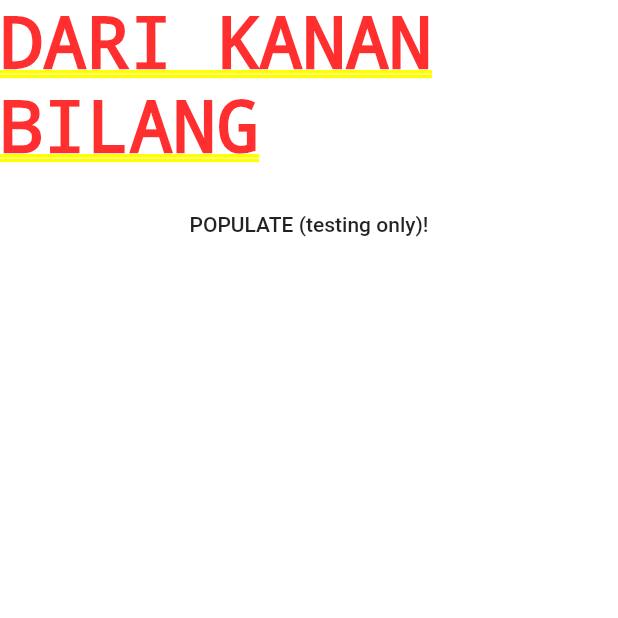
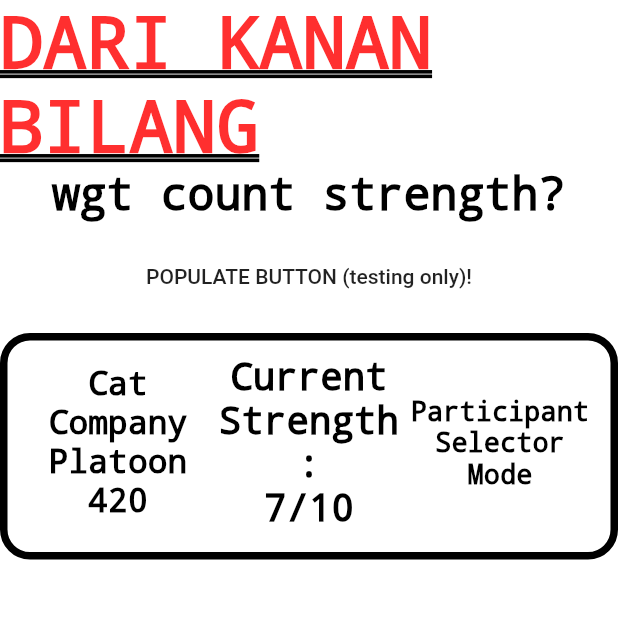
Before and after one commit to kokrui/DariKananBilang, a Flutter app: the screen it shows after launch, on a phone screen of 412 x 824 dp, the top half of it. Run offline on Flutter 3.47's test engine with Material 2 defaults, Android fonts, the phone set to English and light mode, and no system bars; drawn by our look-alikes of auto_size_text; our stand-ins replace sqflite; accounts and stored records are empty.

Commit message:
added group functionality

```diff
--- a/lib/main.dart
+++ b/lib/main.dart
@@ -4,24 +4,20 @@ import 'package:path/path.dart';
 import 'package:sqflite/sqflite.dart';
 import 'package:auto_size_text/auto_size_text.dart';
 
-
-
 var personnelButtonList = new List<Widget>();
-var personnelList = ["Kok Rui","Sujith Harirajan","PTE Ian","ayyylmao","okalrightok"];
+var personnelList = [
+  "Jon Doe",
+  "Much Longer Name",
+  "Jane Doe",
+  "lolololol",
+  "ha ha ha ha ha"
+];
 
 void main() => runApp(SignUpApp());
 
-enum StatusType {
-
-  none,
-  permEx,
-  tempEx,
-  bothEx,
-  mc
-}
+enum StatusType { none, permEx, tempEx, bothEx, mc }
 
 class Personnel {
-
   final int id;
   final String name;
   final StatusType status;
@@ -30,14 +26,21 @@ class Personnel {
   final String mcDetails;
   final int groupId;
 
-  Personnel({this.id,this.name,this.status,this.permStatusDetails,this.tempStatusDetails,this.mcDetails,this.groupId});
+  Personnel(
+      {this.id,
+      this.name,
+      this.status,
+      this.permStatusDetails,
+      this.tempStatusDetails,
+      this.mcDetails,
+      this.groupId});
 }
 
 class PersonnelGroup {
   final int id;
   final int groupName;
 
-  PersonnelGroup({this.id,this.groupName});
+  PersonnelGroup({this.id, this.groupName});
 }
 
 class SignUpApp extends StatelessWidget {
@@ -47,19 +50,14 @@ class SignUpApp extends StatelessWidget {
         routes: {
           '/': (context) => StrengthScreen(),
           '/welcome': (context) => WelcomeScreen(),
-
         },
         theme: ThemeData(
           buttonTheme: ButtonThemeData(
             minWidth: 150.0,
             height: 75.0,
-
           ),
-
-      )
-    );
+        ));
   }
-
 }
 
 class SignUpScreen extends StatelessWidget {
@@ -79,24 +77,67 @@ class SignUpScreen extends StatelessWidget {
   }
 }
 
-/*class GroupCard extends StatefulWidget{
+class GroupCard extends StatefulWidget {
   @override
   _GroupState createState() => _GroupState();
 
-  const GroupCard(
+  const GroupCard({
     Key key,
-      this.
-      ) : super(key:key);
+    this.showStrength = true,
+    @required this.childrenPersonnel,
+    this.spacing = 8.0,
+    this.runSpacing = 4.0,
+    @required this.groupName,
+  }) : super(key: key);
 
-  final bool showTot;
-  final bool showCur;
+  final bool showStrength;
+  final List<Widget> childrenPersonnel;
+  final double spacing;
+  final double runSpacing;
+  final String groupName;
 }
 
-class _GroupState extends State<GroupCard>{
+class _GroupState extends State<GroupCard> {
+  @override
+  Widget build(BuildContext context) {
+    return Container(
+        padding: EdgeInsets.all(10.0),
+        decoration: BoxDecoration(
+            border: Border.all(color: Colors.black, width: 5.0),
+            borderRadius: BorderRadius.all(Radius.circular(20))),
+        child: Padding(padding:EdgeInsets.only(bottom: 5.0),child:Column(children: [
+          Row(
+            mainAxisAlignment: MainAxisAlignment.center,
 
-}*/
+            children: [
+              Expanded(child:Container(alignment: Alignment.center,child:Text(widget.groupName,style: TextStyle(
+                  color: Colors.black,
+                  decoration: TextDecoration.none,
+                  fontSize: 22),textAlign: TextAlign.center))),
+              Expanded(child:Container(alignment: Alignment.center,child:AutoSizeText("Current Strength:\n7/10",style: TextStyle(
+                  color: Colors.black,
+                  decoration: TextDecoration.none,
+                  fontSize: 25),textAlign: TextAlign.center,))),
+              Expanded(child:Container(alignment: Alignment.center,child:AutoSizeText("Participant Selector Mode",style: TextStyle(
+                  color: Colors.black,
+                  decoration: TextDecoration.none,
+                  fontSize: 18),textAlign: TextAlign.center)))
+            ],
+          ),
+          Wrap(
 
-class PersonnelCard extends StatefulWidget{
+            children: widget.childrenPersonnel,
+            spacing: widget.spacing,
+            runSpacing: widget.runSpacing,
+          ),
+        ])
+        )
+
+    );
+  }
+}
+
+class PersonnelCard extends StatefulWidget {
   @override
   _PersonnelState createState() => _PersonnelState();
 
@@ -108,9 +149,7 @@ class PersonnelCard extends StatefulWidget{
     this.permStatusDetails,
     this.mcDetails,
     @required this.groupId,
-
-
-}) : super(key:key);
+  }) : super(key: key);
 
   final StatusType status;
   final String name;
@@ -118,114 +157,162 @@ class PersonnelCard extends StatefulWidget{
   final String tempStatusDetails;
   final String mcDetails;
   final int groupId;
-
 }
 
-class _PersonnelState extends State<PersonnelCard>{
-  bool pressed=false;
+class _PersonnelState extends State<PersonnelCard> {
+  bool pressed = false;
+
   @override
   Widget build(BuildContext context) {
     return RaisedButton(
-      color: ((){
-        switch(widget.status){
-          case StatusType.mc:return Colors.red;break;
-          case StatusType.tempEx: return Colors.orange;break;
-          case StatusType.none: return Colors.green;break;
+        color: (() {
+          switch (widget.status) {
+            case StatusType.mc:
+              return Colors.red;
+              break;
+            case StatusType.tempEx:
+              return Colors.orange;
+              break;
+            case StatusType.none:
+              return Colors.green;
+              break;
 
-          default: return Colors.amber; // amber border for perm and both
+            default:
+              return Colors.amber; // amber border for perm and both
           }
         }()),
         padding: EdgeInsets.zero,
-      onPressed: (){
-        setState((){
+        onPressed: () {
+          setState(() {
             pressed = !pressed;
           });
         },
         child: AnimatedContainer(
-        padding:EdgeInsets.symmetric(vertical: 8.0,horizontal: 8.0),
+            padding: EdgeInsets.symmetric(vertical: 8.0, horizontal: 8.0),
             width: 150.0,
-        height: pressed ? 150.0:75.0,
+            height: pressed ? 150.0 : 75.0,
             duration: Duration(milliseconds: 500),
             curve: Curves.fastOutSlowIn,
             child: Container(
-          padding: pressed ? EdgeInsets.symmetric(vertical: 3.0,horizontal: 3.0):null,
+                padding: pressed
+                    ? EdgeInsets.symmetric(vertical: 3.0, horizontal: 3.0)
+                    : null,
                 width: double.infinity,
-          color: ((){
-            switch(widget.status){
-              case StatusType.mc:return Colors.red;break;
-              case StatusType.tempEx: return Colors.orange;break;
-              case StatusType.bothEx: return Colors.orange;break;
+                color: (() {
+                  switch (widget.status) {
+                    case StatusType.mc:
+                      return Colors.red;
+                      break;
+                    case StatusType.tempEx:
+                      return Colors.orange;
+                      break;
+                    case StatusType.bothEx:
+                      return Colors.orange;
+                      break;
 
-              default: return Colors.green; // green for none and perm
+                    default:
+                      return Colors.green; // green for none and perm
                   }
                 }()),
-          child: pressed ?
-          Wrap(
+                child: pressed
+                    ? Wrap(
                         //mainAxisAlignment: MainAxisAlignment.start,
                         //crossAxisAlignment: CrossAxisAlignment.start,
-            children: ((){
+                        children: (() {
                           List<Widget> initclist = [
-                Container(padding:EdgeInsets.only(bottom: 3.0),child: AutoSizeText(widget.name,style: TextStyle(fontSize: 14.0),)),
+                            Container(
+                                padding: EdgeInsets.only(bottom: 3.0),
+                                child: AutoSizeText(
+                                  widget.name,
+                                  style: TextStyle(fontSize: 14.0),
+                                )),
                           ];
-              if (widget.status == StatusType.tempEx || widget.status == StatusType.bothEx){
-                initclist.add(AutoSizeText("Temp Ex Details:",style: TextStyle(fontSize: 12.0)));
-                initclist.add(AutoSizeText(widget.tempStatusDetails ?? "None Given",style: TextStyle(fontSize: 8.0)));
+                          if (widget.status == StatusType.tempEx ||
+                              widget.status == StatusType.bothEx) {
+                            initclist.add(AutoSizeText("Temp Ex Details:",
+                                style: TextStyle(fontSize: 12.0)));
+                            initclist.add(AutoSizeText(
+                                widget.tempStatusDetails ?? "None Given",
+                                style: TextStyle(fontSize: 8.0)));
                           }
-              if (widget.status == StatusType.permEx || widget.status == StatusType.bothEx){
-                initclist.add(AutoSizeText("Perm Ex Details:",style: TextStyle(fontSize: 12.0)));
-                initclist.add(AutoSizeText(widget.permStatusDetails ?? "None Given",style: TextStyle(fontSize: 8.0)));
+                          if (widget.status == StatusType.permEx ||
+                              widget.status == StatusType.bothEx) {
+                            initclist.add(AutoSizeText("Perm Ex Details:",
+                                style: TextStyle(fontSize: 12.0)));
+                            initclist.add(AutoSizeText(
+                                widget.permStatusDetails ?? "None Given",
+                                style: TextStyle(fontSize: 8.0)));
                           }
-              if (widget.status == StatusType.mc){
-                initclist.add(AutoSizeText("MC Details:",style: TextStyle(fontSize: 12.0)));
-                initclist.add(AutoSizeText(widget.mcDetails ?? "None Given",style: TextStyle(fontSize: 8.0)));
+                          if (widget.status == StatusType.mc) {
+                            initclist.add(AutoSizeText("MC Details:",
+                                style: TextStyle(fontSize: 12.0)));
+                            initclist.add(AutoSizeText(
+                                widget.mcDetails ?? "None Given",
+                                style: TextStyle(fontSize: 8.0)));
                           }
                           return initclist;
-            }()),direction: Axis.vertical,clipBehavior: Clip.antiAlias,
-            ):
-          Center(child:AutoSizeText(widget.name,style: TextStyle(fontSize: 26.0),textAlign: TextAlign.center,))
+                        }()),
+                        direction: Axis.vertical,
+                        clipBehavior: Clip.antiAlias,
                       )
-      )
-    );
+                    : Center(
+                        child: AutoSizeText(
+                        widget.name,
+                        style: TextStyle(fontSize: 26.0),
+                        textAlign: TextAlign.center,
+                      )))));
   }
 }
 
-class StrengthScreen extends StatefulWidget{
+class StrengthScreen extends StatefulWidget {
   @override
   _StrengthState createState() => _StrengthState();
 }
 
-class _StrengthState extends State<StrengthScreen>  {
-
+class _StrengthState extends State<StrengthScreen> {
   var strengthStateButtons = new List<Widget>();
 
-  void populatePersonnel(){
+  void populatePersonnel() {
     for (var val in personnelList) {
       personnelButtonList.add(new PersonnelCard(
-        name:val,
+        name: val,
         groupId: 0,
         status: StatusType.values[new Random().nextInt(5)],
+        permStatusDetails: "RMJ + Heavy Load",
+        mcDetails: "chaokeng prolly",
+        tempStatusDetails: "LD, ends 290920\n",
       ));
     }
-    setState((){
-      strengthStateButtons=personnelButtonList;
+    setState(() {
+      strengthStateButtons = personnelButtonList;
       print(strengthStateButtons);
     });
   }
 
   @override
-  Widget build(BuildContext context){
+  Widget build(BuildContext context) {
     return SingleChildScrollView(
       child: Column(
         children: [
-        Text("DARI KANAN BILANG"),
+          Text("DARI KANAN BILANG",
+              style: TextStyle(
+                  decoration: TextDecoration.underline,
+                  decorationColor: Colors.black)),
+          Text(
+            "wgt count strength?",
+            style: TextStyle(
+                color: Colors.black,
+                decoration: TextDecoration.none,
+                fontSize: 30),
+          ),
           FlatButton(
-          onPressed:populatePersonnel,
-          child:Text("POPULATE (testing only)!")
-        ),
-        Wrap(
+              onPressed: populatePersonnel,
+              child: Text("POPULATE BUTTON (testing only)!")),
+          GroupCard(
             spacing: 8.0,
             runSpacing: 4.0,
-            children: strengthStateButtons,
+            childrenPersonnel: strengthStateButtons,
+            groupName: "Cat Company Platoon 420",
           )
         ],
       ),
@@ -244,9 +331,11 @@ class _SignUpFormState extends State<SignUpForm> {
   final _usernameTextController = TextEditingController();
 
   double _formProgress = 0;
+
   void _showWelcomeScreen() {
     Navigator.of(this.context).pushNamed('/welcome');
   }
+
   void _updateFormProgress() {
     var progress = 0.0;
     var controllers = [
@@ -266,7 +355,6 @@ class _SignUpFormState extends State<SignUpForm> {
     });
   }
 
-
   @override
   Widget build(BuildContext context) {
     return Form(
@@ -275,10 +363,7 @@ class _SignUpFormState extends State<SignUpForm> {
         mainAxisSize: MainAxisSize.min,
         children: [
           LinearProgressIndicator(value: _formProgress),
-          Text('Sign up', style: Theme
-              .of(context)
-              .textTheme
-              .headline4),
+          Text('Sign up', style: Theme.of(context).textTheme.headline4),
           Padding(
             padding: EdgeInsets.all(8.0),
             child: TextFormField(
```
Lines whose indentation alone changed are shown as unchanged.
